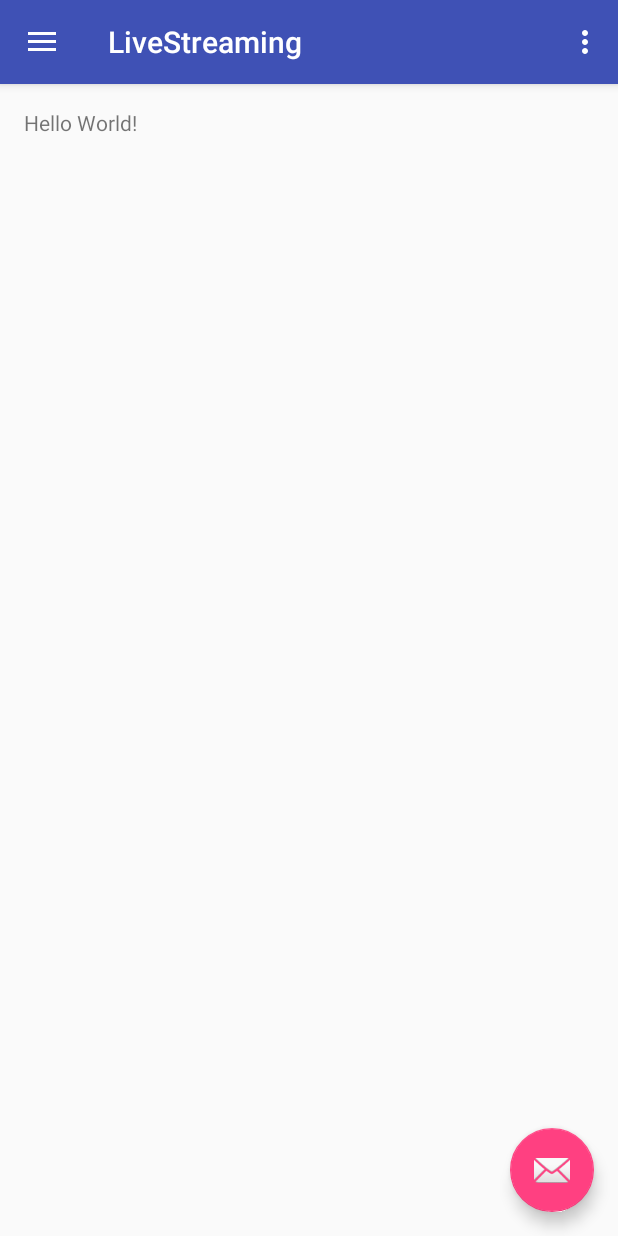
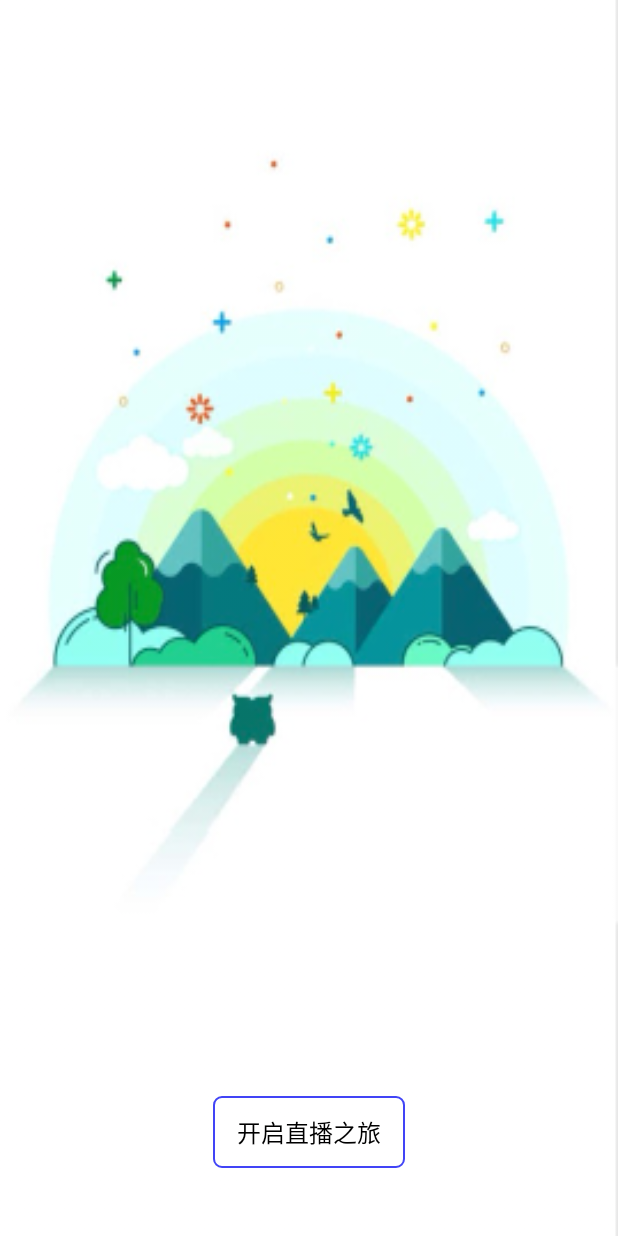
Before and after one commit to wuyinlei/LiveStreaming, an Android app: the screen it shows after launch (MainActivity before the commit, SplashActivity after it), on a phone screen of 412 x 824 dp. Run offline under Robolectric (Android 15) with nearby library versions, the phone set to English and light mode, and no system bars.

Commit message:
一些基类的设计和启动界面完成

```diff
--- a/app/build.gradle
+++ b/app/build.gradle
@@ -24,7 +24,8 @@ dependencies {
     androidTestCompile('com.android.support.test.espresso:espresso-core:2.2.2', {
         exclude group: 'com.android.support', module: 'support-annotations'
     })
-    compile 'com.android.support:appcompat-v7:25.0.1'
-    compile 'com.android.support:design:25.0.1'
+    compile 'com.android.support:appcompat-v7:25.1.0'
+    compile 'com.android.support:design:25.1.0'
+    compile 'com.android.support:support-v4:25.1.0'
     testCompile 'junit:junit:4.12'
 }
--- /dev/null
+++ b/app/src/main/java/ruolan/com/livestreaming/ui/SplashActivity.java
@@ -0,0 +1,50 @@
+package ruolan.com.livestreaming.ui;
+
+import android.annotation.SuppressLint;
+import android.content.Intent;
+import android.support.v7.app.ActionBar;
+import android.support.v7.app.AppCompatActivity;
+import android.os.Bundle;
+import android.os.Handler;
+import android.view.MotionEvent;
+import android.view.View;
+import android.view.Window;
+import android.view.WindowManager;
+import android.widget.Button;
+
+import ruolan.com.livestreaming.MainActivity;
+import ruolan.com.livestreaming.R;
+
+/**
+ * An example full-screen activity that shows and hides the system UI (i.e.
+ * status bar and navigation/system bar) with user interaction.
+ */
+public class SplashActivity extends AppCompatActivity {
+
+
+    private Button mBtStart;
+
+    @Override
+    protected void onCreate(Bundle savedInstanceState) {
+        super.onCreate(savedInstanceState);
+
+           /*set it to be no title*/
+        requestWindowFeature(Window.FEATURE_NO_TITLE);
+
+        /*set it to be full screen*/
+        getWindow().setFlags(WindowManager.LayoutParams.FLAG_FULLSCREEN,
+                WindowManager.LayoutParams.FLAG_FULLSCREEN);
+        setContentView(R.layout.activity_fullscreen);
+
+
+        mBtStart = (Button) findViewById(R.id.btnStart);
+        mBtStart.setOnClickListener(new View.OnClickListener() {
+            @Override
+            public void onClick(View v) {
+                startActivity(new Intent(SplashActivity.this, MainActivity.class));
+                finish();
+            }
+        });
+    }
+
+}
--- /dev/null
+++ b/app/src/main/res/drawable/splash_selector_bg.xml
@@ -0,0 +1,15 @@
+<?xml version="1.0" encoding="utf-8"?>
+<shape xmlns:android="http://schemas.android.com/apk/res/android">
+
+    <stroke
+        android:width="1dip"
+        android:color="#4144F6"/>
+
+
+
+    <corners
+        android:bottomLeftRadius="5dp"
+        android:bottomRightRadius="5dp"
+        android:topLeftRadius="5dp"
+        android:topRightRadius="5dp"/>
+</shape>
--- /dev/null
+++ b/app/src/main/res/layout/activity_fullscreen.xml
@@ -0,0 +1,21 @@
+<RelativeLayout xmlns:android="http://schemas.android.com/apk/res/android"
+                xmlns:tools="http://schemas.android.com/tools"
+                android:layout_width="match_parent"
+                android:layout_height="match_parent"
+                android:background="@drawable/splash_bg"
+    >
+
+    <Button
+        android:id="@+id/btnStart"
+        android:layout_width="wrap_content"
+        android:layout_height="wrap_content"
+        android:layout_alignParentBottom="true"
+        android:layout_centerHorizontal="true"
+        android:layout_marginBottom="45dp"
+        android:background="@drawable/splash_selector_bg"
+        android:paddingLeft="@dimen/fab_margin"
+        android:paddingRight="@dimen/fab_margin"
+        android:text="开启直播之旅"
+        android:textColor="#000"
+        android:textSize="@dimen/fab_margin"/>
+</RelativeLayout>
--- a/app/src/main/res/values/colors.xml
+++ b/app/src/main/res/values/colors.xml
@@ -3,4 +3,6 @@
     <color name="colorPrimary">#3F51B5</color>
     <color name="colorPrimaryDark">#303F9F</color>
     <color name="colorAccent">#FF4081</color>
+
+    <color name="black_overlay">#66000000</color>
 </resources>
--- a/app/src/main/res/values/strings.xml
+++ b/app/src/main/res/values/strings.xml
@@ -5,4 +5,5 @@
     <string name="navigation_drawer_close">Close navigation drawer</string>
 
     <string name="action_settings">Settings</string>
+
 </resources>
--- a/app/src/main/res/values/styles.xml
+++ b/app/src/main/res/values/styles.xml
@@ -17,4 +17,9 @@
 
     <style name="AppTheme.PopupOverlay" parent="ThemeOverlay.AppCompat.Light"/>
 
+
+    <style name="FullscreenActionBarStyle" parent="Widget.AppCompat.ActionBar">
+        <item name="android:background">@color/black_overlay</item>
+    </style>
+
 </resources>
```
Also changed, not shown: app/src/main/AndroidManifest.xml (+7 -0 lines), app/src/main/java/ruolan/com/livestreaming/base/BaseActivity.java (added, +101 -0 lines), app/src/main/java/ruolan/com/livestreaming/base/BaseAdapter.java (added, +103 -0 lines), app/src/main/java/ruolan/com/livestreaming/base/BaseFragment.java (added, +107 -0 lines), app/src/main/java/ruolan/com/livestreaming/base/BasePresenter.java (added, +17 -0 lines), app/src/main/java/ruolan/com/livestreaming/base/BaseView.java (added, +29 -0 lines), app/src/main/res/values/attrs.xml (added, +12 -0 lines), app/src/main/res/drawable-xxhdpi/splash_bg.png (added).
